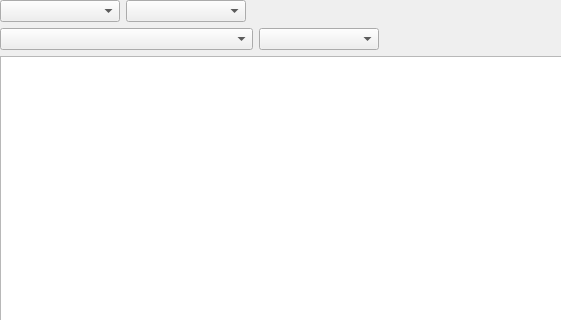
Before: the Qt Designer form xextractorwidget.ui in horsicq/XExtractorWidget, drawn with Qt 5; both pictures show x 0 to 561 and y 0 to 320 of the 720 by 556 pixel window.
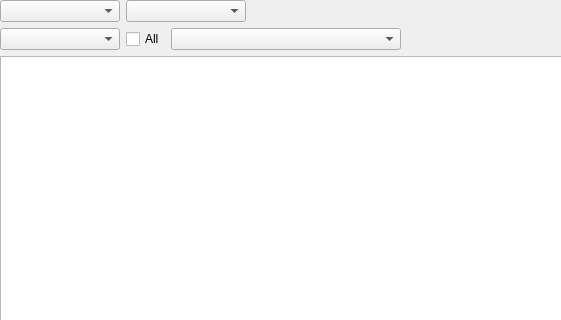
After: the same form once the commit is applied. Custom widgets are drawn as their Qt base class.

The edit to the form file:
```diff
--- a/xextractorwidget.ui
+++ b/xextractorwidget.ui
@@ -129,6 +129,23 @@
    </item>
    <item>
     <layout class="QHBoxLayout" name="horizontalLayout_2">
+     <item>
+      <widget class="QComboBox" name="comboBoxExtractorMode">
+       <property name="minimumSize">
+        <size>
+         <width>120</width>
+         <height>0</height>
+        </size>
+       </property>
+      </widget>
+     </item>
+     <item>
+      <widget class="QCheckBox" name="checkBoxAllTypes">
+       <property name="text">
+        <string>All</string>
+       </property>
+      </widget>
+     </item>
      <item>
       <widget class="XComboBoxEx" name="comboBoxOptions">
        <property name="sizePolicy">
@@ -145,16 +162,6 @@
        </property>
       </widget>
      </item>
-     <item>
-      <widget class="QComboBox" name="comboBoxExtractorMode">
-       <property name="minimumSize">
-        <size>
-         <width>120</width>
-         <height>0</height>
-        </size>
-       </property>
-      </widget>
-     </item>
      <item>
       <spacer name="horizontalSpacer">
        <property name="orientation">
```
